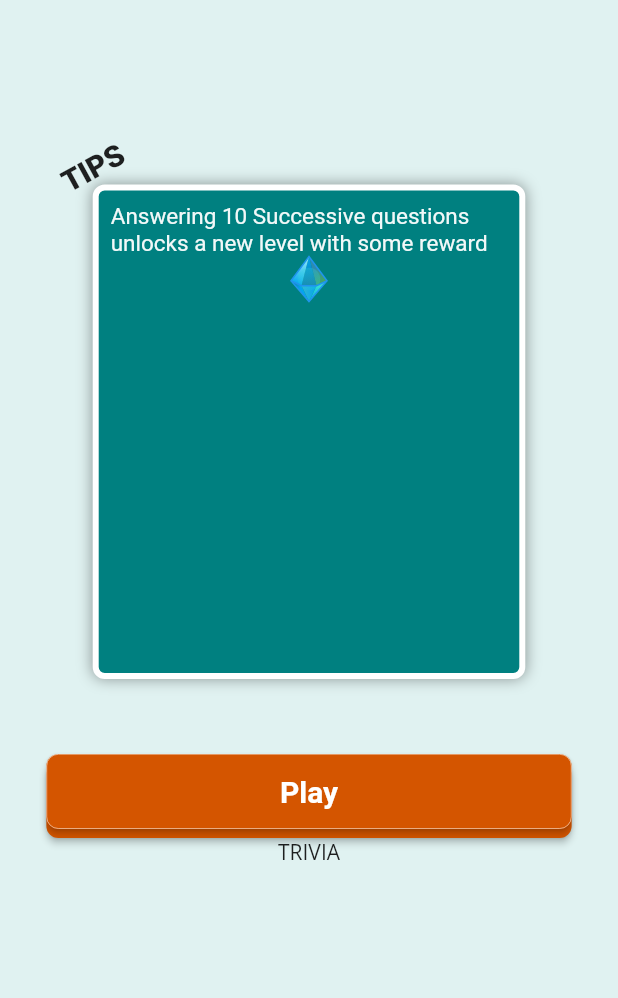
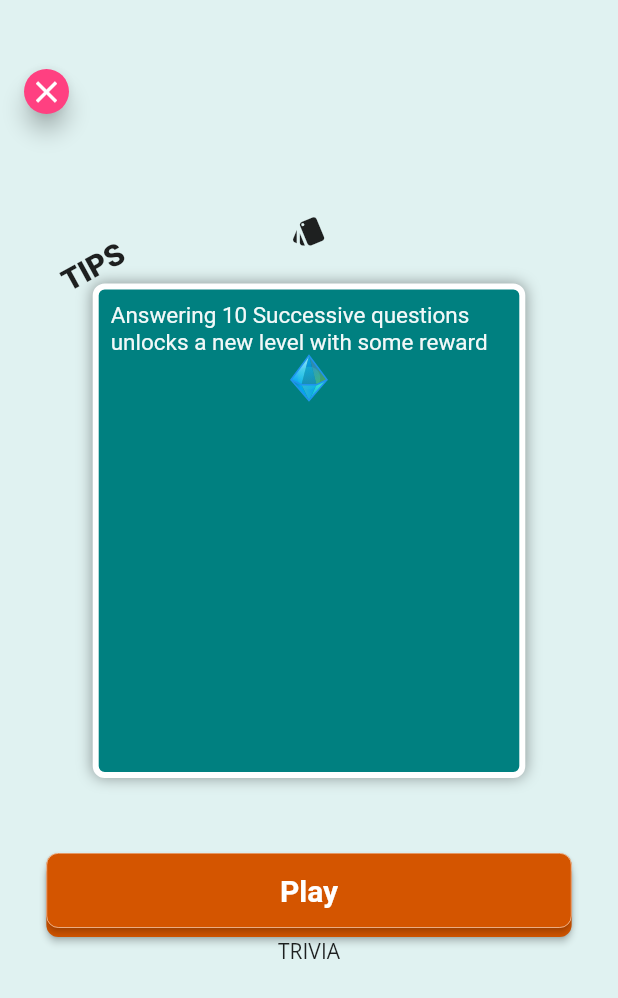
Before and after one commit to chibikes/trivia_expert_app, a Flutter app: the screen it shows once a user with an empty profile is signed in, after a tap on "Play", on a phone screen of 412 x 824 dp. Shown: the top 998 px of the screen. Run offline on Flutter 3.47's test engine with Material 2 defaults, Android fonts, the phone set to English and light mode, and no system bars; our stand-ins replace audioplayers, badges, bloc, cloud_firestore, equatable, firebase_auth and 15 more; missing offline and left inert: dart:ffi, pedantic; accounts and stored records are empty; network calls fail.

Commit message:
update UI design

```diff
--- a/lib/game/single_player/finished_game_page/finished_game_page.dart
+++ b/lib/game/single_player/finished_game_page/finished_game_page.dart
@@ -132,6 +132,14 @@ class FinishedGamePageState extends State<FinishedGamePage>
           padding: const EdgeInsets.all(8.0),
               child: ListView(
                 children: [
+                  SizedBox(
+                    width: 30,
+                    height: 30,
+                    child: FloatingActionButton(backgroundColor: Colors.pinkAccent,onPressed: () {
+                      Navigator.of(context).pop();
+                    },
+                        child: Icon(Icons.close)),
+                  ),
                   AnimatedBuilder(
                     animation: _offsetAnimController,
                     builder: (context, child) {
--- a/lib/game/single_player/online_single_player/cubit/online_single_player_cubit.dart
+++ b/lib/game/single_player/online_single_player/cubit/online_single_player_cubit.dart
@@ -7,7 +7,7 @@ import 'package:trivia_expert_app/file_storage.dart';
 import 'package:trivia_expert_app/game/single_player/online_single_player/cubit/online_single_player_state.dart';
 import 'package:trivia_expert_app/game_stats.dart';
 import 'package:trivia_expert_app/main_models/questions.dart';
-import 'package:trivia_expert_app/questions/bloc/question_bloc.dart';
+import 'package:audioplayers/audioplayers.dart';
 
 class OnlineSinglePlayerCubit extends Cubit<OnlineSinglePlayerState> {
   OnlineSinglePlayerCubit(OnlineSinglePlayerState state) : super(state);
@@ -80,8 +80,10 @@ class OnlineSinglePlayerCubit extends Cubit<OnlineSinglePlayerState> {
             emit(state.copyWith(gameStatus: GameStatus.highScore, highScoreEvent: true, reward: state.reward + 3),);
             //TODO: save high_score here!
           }
+          playWinSound();
           return Colors.teal;
         } else {
+          playFailSound();
           emit(state.copyWith(life: state.life - 1));
           GameStats.gameStats.update(question.category!,
               (value) => Stats(value.score, value.categoryFrequency + 1),
@@ -119,6 +121,15 @@ class OnlineSinglePlayerCubit extends Cubit<OnlineSinglePlayerState> {
           gameStatus: GameStatus.inProgress));
     }
   }
+  void playWinSound(){
+    AudioCache audioPlayer = AudioCache();
+    audioPlayer.play('win_sound.mp3');
+  }
+
+  void playFailSound() {
+    AudioCache audioPlayer = AudioCache();
+    audioPlayer.play('fail_sound.mp3');
+  }
 }
 
 class Ticker {
--- a/lib/game/single_player/online_single_player/view/game_page.dart
+++ b/lib/game/single_player/online_single_player/view/game_page.dart
@@ -51,7 +51,6 @@ class _GamePageState extends State<GamePage> with TickerProviderStateMixin {
   );
   late double chalkBoardWidth = 0.85 * MediaQuery.of(context).size.width;
   late double chalkBoardHeight = chalkBoardWidth / 1.6180;
-  late QuestionBloc _questionBloc;
 
   Result? results;
 
--- a/lib/game/single_player/single_player.dart
+++ b/lib/game/single_player/single_player.dart
@@ -54,8 +54,24 @@ class SinglePlayerPageState extends State<SinglePlayerPage>
         child: Column(
           children: [
             SizedBox(
-              height: 100,
+              height: 30,
             ),
+            Align(
+              alignment: Alignment.topLeft,
+              child: Padding(
+                padding: const EdgeInsets.all(16.0),
+                child: SizedBox(
+                  height: 30,
+                  width: 30,
+                  child: FloatingActionButton(backgroundColor: Colors.pinkAccent,onPressed: () {
+                    Navigator.of(context).pop();
+                  },
+                  child: Icon(Icons.close)),
+                ),
+              ),
+            ),
+            SizedBox(height: 50,),
+            Icon(Icons.style),
             Padding(
               padding: EdgeInsets.only(
                   right: 0.70 * MediaQuery.of(context).size.width),
--- a/lib/home/first_page/view/home_page.dart
+++ b/lib/home/first_page/view/home_page.dart
@@ -1,5 +1,7 @@
+import 'package:badges/badges.dart';
 import 'package:flutter/material.dart';
 import 'package:flutter_svg/svg.dart';
+import 'package:font_awesome_flutter/font_awesome_flutter.dart';
 import 'package:google_fonts/google_fonts.dart';
 import 'package:flutter_bloc/flutter_bloc.dart';
 import 'package:trivia_expert_app/consts.dart';
@@ -89,9 +91,9 @@ class HomeState extends State<Home> with TickerProviderStateMixin {
                                 mainAxisAlignment: MainAxisAlignment.center,
                                 crossAxisAlignment: CrossAxisAlignment.center,
                                 children: [
-                                  BlueCrystal(height: 20, width: 20,),
+                                  BlueCrystal(height: 12, width: 12,),
                                 ],
-                              ), height: 0.05 * MediaQuery.of(context).size.height, width: 0.30 * MediaQuery.of(context).size.width,),
+                              ), height: 0.04 * MediaQuery.of(context).size.height, width: 0.25 * MediaQuery.of(context).size.width,),
                             ),
                             Expanded(
                               child: PowerUpContainer(
@@ -99,9 +101,9 @@ class HomeState extends State<Home> with TickerProviderStateMixin {
                                 mainAxisAlignment: MainAxisAlignment.center,
                                 crossAxisAlignment: CrossAxisAlignment.center,
                                 children: [
-                                  RedLifeCrystal(height: 20, width: 20,),
+                                  RedLifeCrystal(height: 12, width: 12,),
                                 ],
-                              ), height: 0.05 * MediaQuery.of(context).size.height, width: 0.30 * MediaQuery.of(context).size.width,),
+                              ), height: 0.04 * MediaQuery.of(context).size.height, width: 0.25 * MediaQuery.of(context).size.width,),
                             ),
                             Expanded(
                               child: PowerUpContainer(
@@ -109,9 +111,9 @@ class HomeState extends State<Home> with TickerProviderStateMixin {
                                 mainAxisAlignment: MainAxisAlignment.center,
                                 crossAxisAlignment: CrossAxisAlignment.center,
                                 children: [
-                                  RightAnswer(height: 20, width: 20,),
+                                  RightAnswer(height: 12, width: 12,),
                                 ],
-                              ), height: 0.05 * MediaQuery.of(context).size.height, width: 0.30 * MediaQuery.of(context).size.width,),
+                              ), height: 0.04 * MediaQuery.of(context).size.height, width: 0.25 * MediaQuery.of(context).size.width,),
                             ),
                           ],
                         );
@@ -119,10 +121,15 @@ class HomeState extends State<Home> with TickerProviderStateMixin {
                   ),
                 ),
                 SizedBox(height: 20.0),
+                Align(
+                  alignment: Alignment.center,
+                  child: Stack(
+                    children: [
                       Container(
                         height: 100,
                         width: 100,
                         decoration: BoxDecoration(
+                          boxShadow: [BoxShadow(blurRadius: 8.0, color: Colors.black38)],
                           color: Colors.blue,
                           shape: BoxShape.circle,
                         ),
@@ -142,15 +149,16 @@ class HomeState extends State<Home> with TickerProviderStateMixin {
                           ),
                         ),
                       ),
-                Row(children: [SizedBox(width: 0.70 * MediaQuery.of(context).size.width,),Text('Edit', style: TextStyle(color: Colors.white),), Icon(Icons.edit, color: Colors.white,)],),
-                Card(
-                  elevation: 8.0,
-                  shape: RoundedRectangleBorder(
-                      side: BorderSide(color: Color(0xffffd700)),
-                      borderRadius: BorderRadius.all(Radius.circular(40.0))),
-                  child: Container(
+                      Positioned(top: 70.0, left: 70.0,child: Icon(Icons.camera_alt, color: Colors.cyan,)),
+                    ],
+                  ),
+                ),
+                SizedBox(height: 30,),
+                Container(
+                  width: double.infinity,
                   decoration: BoxDecoration(
-                      borderRadius: BorderRadius.circular(40.0),
+                    border: Border(left: BorderSide(color: Color(0xffffd700), width: 2.0)),
+                    // borderRadius: BorderRadius.circular(0.0),
                     gradient:
                         LinearGradient(begin: Alignment(0.2, 0.0), colors: [
                       Color(0xff1e4b7a),
@@ -158,56 +166,40 @@ class HomeState extends State<Home> with TickerProviderStateMixin {
                     ]),
                   ),
                   child: Row(
-                      mainAxisAlignment: MainAxisAlignment.start,
+                    mainAxisAlignment: MainAxisAlignment.center,
                     children: [
                       Padding(
                         padding: const EdgeInsets.all(8.0),
-                          child: Stack(
-                            children: [
-                              CircleAvatar(
-                                backgroundImage: NetworkImage(context
-                                    .read<MainBloc>()
-                                    .state
-                                    .user!
-                                    .photo!),
-                              ),
-                              Padding(
-                                padding:
-                                    const EdgeInsets.only(top: 20, left: 20),
-                                child: GestureDetector(
-                                  // onTap: () =>
-                                  //     context.read<FirstPageCubit>().goToPage(
-                                  //           context,
-                                  //           BlocProvider.value(
-                                  //             value: BlocProvider.of<MainBloc>(
-                                  //                 context),
-                                  //             child: ProfilePage(
-                                  //               context: context,
-                                  //             ),
-                                  //           ),
-                                  //       GamePlayState(),
-                                  //         ),
-                                  child: Icon(
-                                    Icons.photo_camera_rounded,
-                                    color: Colors.green,
-                                  ),
-                                ),
+                        child: Badge(badgeContent: Icon(Icons.edit, color: Colors.white, size: 10,),child: Text(context.read<MainBloc>().user.name ?? context.read<MainBloc>().user.email ?? 'User Name', style: TextStyle(color: Colors.white, fontWeight: FontWeight.bold, fontSize: 30),)),
                       ),
                     ],
                   ),
                 ),
-                        SizedBox(width: 10.0,),
-                        Text(context.read<MainBloc>().user.name ?? context.read<MainBloc>().user.email ?? 'User Name', style: TextStyle(color: Colors.white, fontWeight: FontWeight.bold, fontSize: 30),),
+                SizedBox(height: 20.0,),
+                Center(
+                  child: Row(
+                    mainAxisAlignment: MainAxisAlignment.center,
+                    children: [
+                      Column(
+                        children: [
+                          Icon(FontAwesomeIcons.trophy, color: Colors.orange,),
+                          Text('HIGH SCORE', style: GoogleFonts.gothicA1(color: Colors.white, fontSize: 16, fontWeight: FontWeight.bold),),
+                          Text('${GamingStats.recentStats[highScore]}'),
+                        ],
+                      ),
+                      SizedBox(width: 10,),
+                      Column(
+                        children: [
+                          Icon(FontAwesomeIcons.trophy, color: Colors.blue,),
+                          Text('LEVEL', style: GoogleFonts.gothicA1(color: Colors.white, fontSize: 16, fontWeight: FontWeight.bold),),
+                          Text('${GamingStats.recentStats[gameLevel]}'),
+                        ],
+                      )
                     ],
                   ),
                 ),
-                ),
-                SizedBox(height: 20.0,),
-                Center(child: Text('HIGH SCORE ${GamingStats.recentStats[highScore]}', style: GoogleFonts.gothicA1(color: Colors.white, fontSize: 25, fontWeight: FontWeight.bold),),),
-                SizedBox(height: 20.0,),
-                Center(child: Text('LEVEL ${GamingStats.recentStats[gameLevel]}', style: GoogleFonts.gothicA1(color: Colors.white, fontSize: 25, fontWeight: FontWeight.bold),),),
                 SizedBox(
-                  height: 50.0,
+                  height: 150.0,
                 ),
                 ScaleTransition(
                   scale: Tween<double>(begin: 1.0, end: 0.70).animate(
--- a/lib/home/shop_page.dart
+++ b/lib/home/shop_page.dart
@@ -1,4 +1,4 @@
-import 'package:flutter/cupertino.dart';
+import 'package:badges/badges.dart';
 import 'package:flutter/material.dart';
 import 'package:flutter_bloc/flutter_bloc.dart';
 import 'package:trivia_expert_app/consts.dart';
@@ -304,10 +304,13 @@ class PowerUpPageState extends State<PowerUpPage> with TickerProviderStateMixin{
                       ),
                       child: Row(
                         children: [
-                          Text(state.redCrystals.toString(), style: TextStyle(fontWeight: FontWeight.bold, fontSize: 25, color: Colors.black54),),
-                          RedLifeCrystal(
+                          Badge(
+                            badgeContent: Text(state.redCrystals.toString(), style: TextStyle(fontWeight: FontWeight.bold, fontSize: 10, color: Colors.white),),
+                            child: RedLifeCrystal(
                               height: 30,
                               width: 30,
+                            ),
+                            badgeColor: Colors.cyan,
                           ),
                         ],
                       ),
@@ -319,10 +322,13 @@ class PowerUpPageState extends State<PowerUpPage> with TickerProviderStateMixin{
                       ),
                       child: Row(
                         children: [
-                          Text(state.blueCrystals.toString(), style: TextStyle(fontWeight: FontWeight.bold, fontSize: 25, color: Colors.black54),),
-                          BlueCrystal(
+                          Badge(
+                            badgeContent: Text(state.blueCrystals.toString(), style: TextStyle(fontWeight: FontWeight.bold, fontSize: 10, color: Colors.white),),
+                            child: BlueCrystal(
                               width: 30,
                               height: 30,
+                            ),
+                            badgeColor: Colors.cyan,
                           ),
                         ],
                       ),
@@ -334,10 +340,13 @@ class PowerUpPageState extends State<PowerUpPage> with TickerProviderStateMixin{
                       ),
                       child: Row(
                         children: [
-                          Text(state.rightAnswers.toString(), style: TextStyle(fontWeight: FontWeight.bold, fontSize: 25, color: Colors.black54),),
-                          RightAnswer(
+                          Badge(
+                            badgeContent: Text(state.rightAnswers.toString(), style: TextStyle(fontWeight: FontWeight.bold, fontSize: 10, color: Colors.white),),
+                            child: RightAnswer(
                               width: 30,
                               height: 30,
+                            ),
+                            badgeColor: Colors.cyan,
                           ),
                         ],
                       ),
--- a/lib/main.dart
+++ b/lib/main.dart
@@ -25,7 +25,6 @@ void main() async {
 }
 //TODO: remove method
 void setValues() async {
-  await FileStorage.instance.then((value) => value.setInt('offset', 0));
   await FileStorage.instance.then((value) => value.setInt('index', 0));
   await FileStorage.instance.then((value) => value.setInt(blueCrystals, 100));
 }
--- a/lib/questions/bloc/question_bloc.dart
+++ b/lib/questions/bloc/question_bloc.dart
@@ -96,10 +96,4 @@ class QuestionBloc extends Bloc<QuestionEvent, QuestionState> {
     );
   }
 
-  Future<QuestionState> _retrieveOffset() async {
-    int? offset;
-    await prefs.then((value) => offset = value.getInt('offset'));
-    return state.copyWith(offset: offset ?? state.offset);
-  }
-
 }
--- a/lib/widgets/power_up_container.dart
+++ b/lib/widgets/power_up_container.dart
@@ -6,6 +6,7 @@ class PowerUpContainer extends StatelessWidget {
   final double width;
   final String powerUpQty;
   final Widget powerUpIcon;
+  final radius = 5.0;
 
   const PowerUpContainer({Key? key, this.height = 0, this.width = 0, this.powerUpQty = '', required this.powerUpIcon}) : super(key: key);
   @override
@@ -15,20 +16,20 @@ class PowerUpContainer extends StatelessWidget {
       children: [
         Container(
           height: height,
-          width: 0.40 * width,
+          width: 0.80 * width,
           decoration: BoxDecoration(
-            color: Colors.indigoAccent,
-            borderRadius: BorderRadius.only(topLeft: Radius.circular(8.0), bottomLeft: Radius.circular(8.0)),
+            color: Colors.blue,
+            borderRadius: BorderRadius.only(topLeft: Radius.circular(radius), bottomLeft: Radius.circular(radius)),
             border: Border(),
           ),
           child: Center(child: Text(powerUpQty,style: TextStyle(color: Colors.white, fontWeight: FontWeight.bold),)),
         ),
         Container(
           height: height,
-          width: 0.60 * width,
+          width: 0.20 * width,
           decoration: BoxDecoration(
-            color: Colors.indigo,
-            borderRadius: BorderRadius.only(topRight: Radius.circular(8.0), bottomRight: Radius.circular(8.0)),
+            color: Color(0xff23395d),
+            borderRadius: BorderRadius.only(topRight: Radius.circular(radius), bottomRight: Radius.circular(radius)),
             border: Border(),
           ),
           child: powerUpIcon,
--- a/pubspec.yaml
+++ b/pubspec.yaml
@@ -39,6 +39,8 @@ dependencies:
   image_picker: 0.8.4
   shared_preferences: ^2.0.13
   in_app_purchase: ^2.0.1
+  audioplayers: ^0.20.1
+  badges: ^2.0.2
   repo_packages:
     path: repo_packakges #don't forget to indent
   questions_repository:
@@ -48,9 +50,11 @@ dependencies:
 
 
 
+
   # The following adds the Cupertino Icons font to your application.
   # Use with the CupertinoIcons class for iOS style icons.
   cupertino_icons: ^1.0.3
+
 
 dev_dependencies:
   flutter_test:
@@ -70,6 +74,8 @@ flutter:
     - assets/trivia_expert.riv
     - assets/landscape.riv
     - assets/trivia_ex.json
+    - assets/fail_sound.mp3
+    - assets/win_sound.mp3
     - assets/profile_avatar.svg
     - assets/avatars/
   fonts:
--- a/questions_repository/lib/src/database_questions_repository.dart
+++ b/questions_repository/lib/src/database_questions_repository.dart
@@ -19,7 +19,7 @@ class DatabaseQuestionsRepository implements QuestionRepository {
     final List<Map<String, dynamic>> maps = await _database!
         .query('trivia_questions', limit: rowsRetrieved, offset: offsetX);
     debugPrint('************************************************************row beelow');
-    debugPrint(getRow().toString());
+    debugPrint(databaseRows.toString());
     return List.generate(maps.length, (i) {
       return TriviaQuestion(
         id: maps[i]['id'],
```
Also changed, not shown: pubspec.lock, 2 other files. Lines whose indentation alone changed are shown as unchanged.
